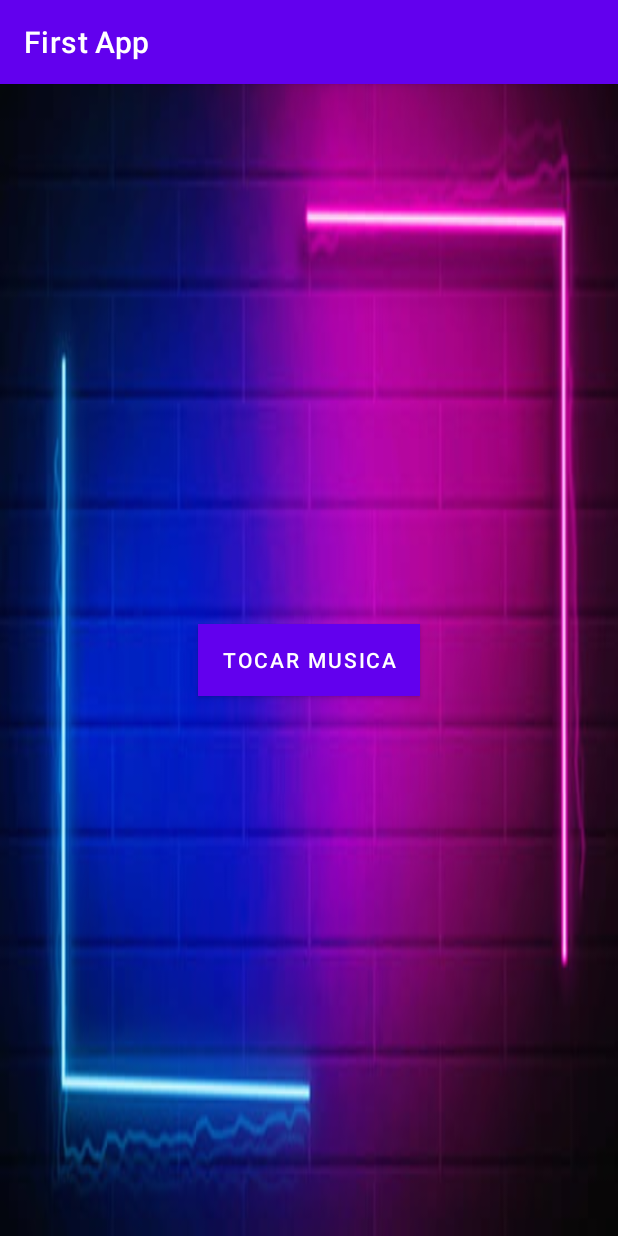
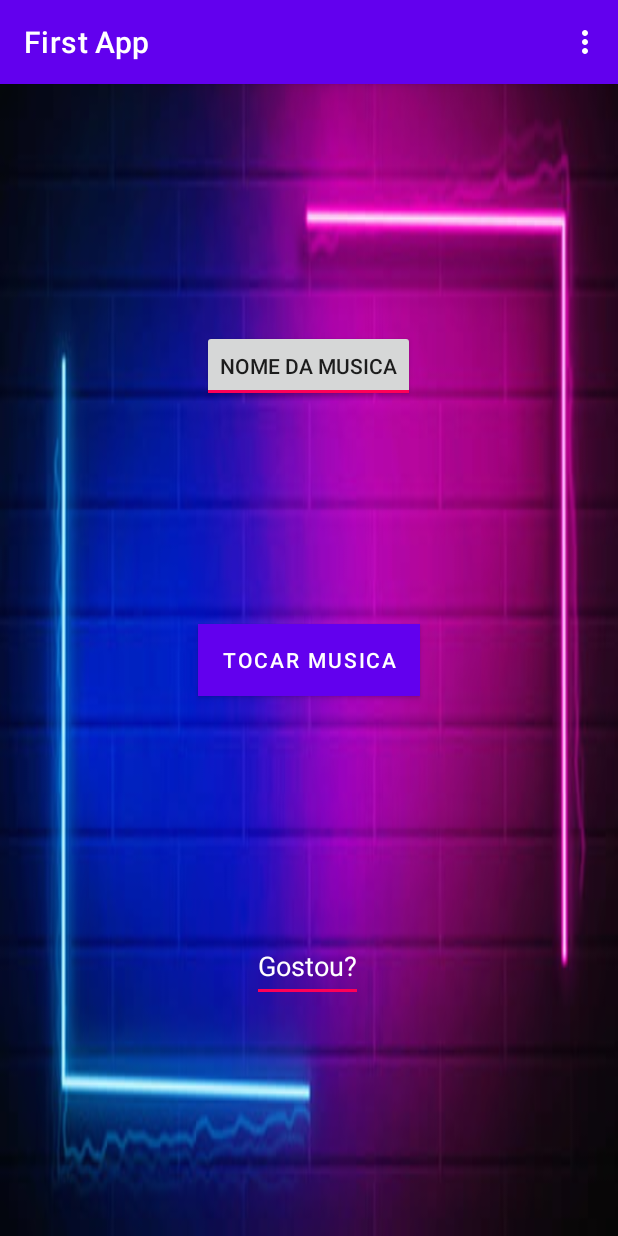
Before and after one commit to EllitonDias/FirstApp, an Android app: the MainActivity2 screen opened directly, with no data from a screen before it, on a phone screen of 412 x 824 dp. Run offline under Robolectric (Android 15) with nearby library versions, the phone set to English and light mode, and no system bars.

Commit message:
Add files via upload

```diff
--- a/FirstApp/app/src/main/java/br/com/ufc/firstapp/MainActivity2.java
+++ b/FirstApp/app/src/main/java/br/com/ufc/firstapp/MainActivity2.java
@@ -1,22 +1,52 @@
 package br.com.ufc.firstapp;
+
+import android.media.MediaPlayer;
+import android.os.Bundle;
+import android.view.Menu;
+import android.view.View;
+import android.widget.ArrayAdapter;
+import android.widget.AutoCompleteTextView;
+import android.widget.TextView;
+import android.widget.ToggleButton;
 
 import androidx.appcompat.app.AppCompatActivity;
 
-import android.media.MediaPlayer;
-import android.os.Bundle;
-import android.provider.MediaStore;
-import android.view.View;
+public class MainActivity2 extends AppCompatActivity {
 
-public class MainActivity2 extends AppCompatActivity {
     MediaPlayer Morena;
+    ToggleButton verificar;
+    TextView resNomeMusica;
+    AutoCompleteTextView auto;
     @Override
     protected void onCreate(Bundle savedInstanceState) {
         super.onCreate(savedInstanceState);
         setContentView(R.layout.activity_main2);
+
         Morena = MediaPlayer.create(this,R.raw.Morena);
+        resNomeMusica = findViewById(R.id.activity_main_resMusica);
+        verificar = findViewById(R.id.toggleButton);
+
+        String str[]={"Sim","Não"};
+        auto = findViewById(R.id.activity_main_autoCompleteTextView);
+        ArrayAdapter adp = new ArrayAdapter<String>(this,android.R.layout.simple_dropdown_item_1line,str);
+        auto.setThreshold( 1 );
+        auto.setAdapter(adp);
+    }@Override
+    public boolean onCreateOptionsMenu(Menu menu) {
+        getMenuInflater().inflate(R.menu.activity_menu, menu);
+        return true;
     }
-
     public void PlayMusica(View view) {
         Morena.start();
     }
+    private void nomeMusica(View v){
+
+        if(verificar.isChecked()){
+            resNomeMusica.setText("Morena");
+        }else{
+
+        }
+
+    }
+
 }
--- a/FirstApp/app/src/main/res/layout/activity_main2.xml
+++ b/FirstApp/app/src/main/res/layout/activity_main2.xml
@@ -13,10 +13,53 @@
         android:layout_height="wrap_content"
         android:background="#000000"
         android:gravity="center"
+        android:onClick="PlayMusica"
         android:text="Tocar Musica"
-        android:onClick="PlayMusica"
         app:layout_constraintBottom_toBottomOf="parent"
         app:layout_constraintEnd_toEndOf="parent"
         app:layout_constraintStart_toStartOf="parent"
         app:layout_constraintTop_toTopOf="parent" />
+
+    <ToggleButton
+        android:id="@+id/toggleButton"
+        android:layout_width="wrap_content"
+        android:layout_height="wrap_content"
+        android:layout_marginTop="164dp"
+        android:checked="true"
+        android:text="ToggleButton"
+        android:textOff="Tirar nome"
+        android:textOn="Nome da musica"
+        app:layout_constraintEnd_toEndOf="parent"
+        app:layout_constraintHorizontal_bias="0.498"
+        app:layout_constraintStart_toStartOf="parent"
+        app:layout_constraintTop_toTopOf="parent" />
+
+    <TextView
+        android:id="@+id/activity_main_resMusica"
+        android:layout_width="wrap_content"
+        android:layout_height="wrap_content"
+        android:textColor="#FFFFFF"
+        android:textSize="20sp"
+        android:textStyle="bold"
+        app:layout_constraintBottom_toTopOf="@+id/activity_main2_btnTocar"
+        app:layout_constraintEnd_toEndOf="parent"
+        app:layout_constraintHorizontal_bias="0.498"
+        app:layout_constraintStart_toStartOf="parent"
+        app:layout_constraintTop_toBottomOf="@+id/toggleButton" />
+
+    <AutoCompleteTextView
+        android:id="@+id/activity_main_autoCompleteTextView"
+        android:layout_width="wrap_content"
+        android:layout_height="wrap_content"
+        android:hint="Gostou?"
+        android:minHeight="48dp"
+        android:textColor="@color/white"
+        android:textColorHint="@color/white"
+        app:layout_constraintBottom_toBottomOf="parent"
+        app:layout_constraintEnd_toEndOf="parent"
+        app:layout_constraintHorizontal_bias="0.497"
+        app:layout_constraintStart_toStartOf="parent"
+        app:layout_constraintTop_toBottomOf="@+id/activity_main2_btnTocar" />
+
+
 </androidx.constraintlayout.widget.ConstraintLayout>
--- /dev/null
+++ b/FirstApp/app/src/main/res/menu/activity_menu.xml
@@ -0,0 +1,7 @@
+<?xml version="1.0" encoding="utf-8"?>
+<menu xmlns:app="http://schemas.android.com/apk/res-auto"
+    xmlns:android="http://schemas.android.com/apk/res/android">
+
+    <item android:title="Sim" />
+    <item android:title="Não" />
+</menu>
```
